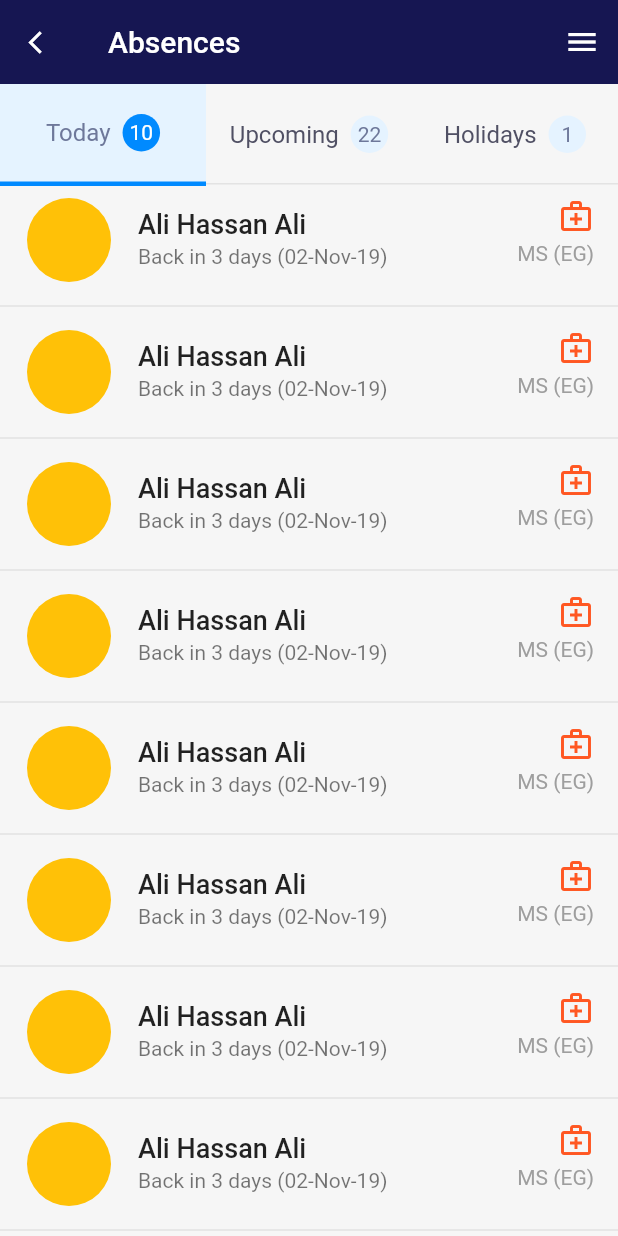
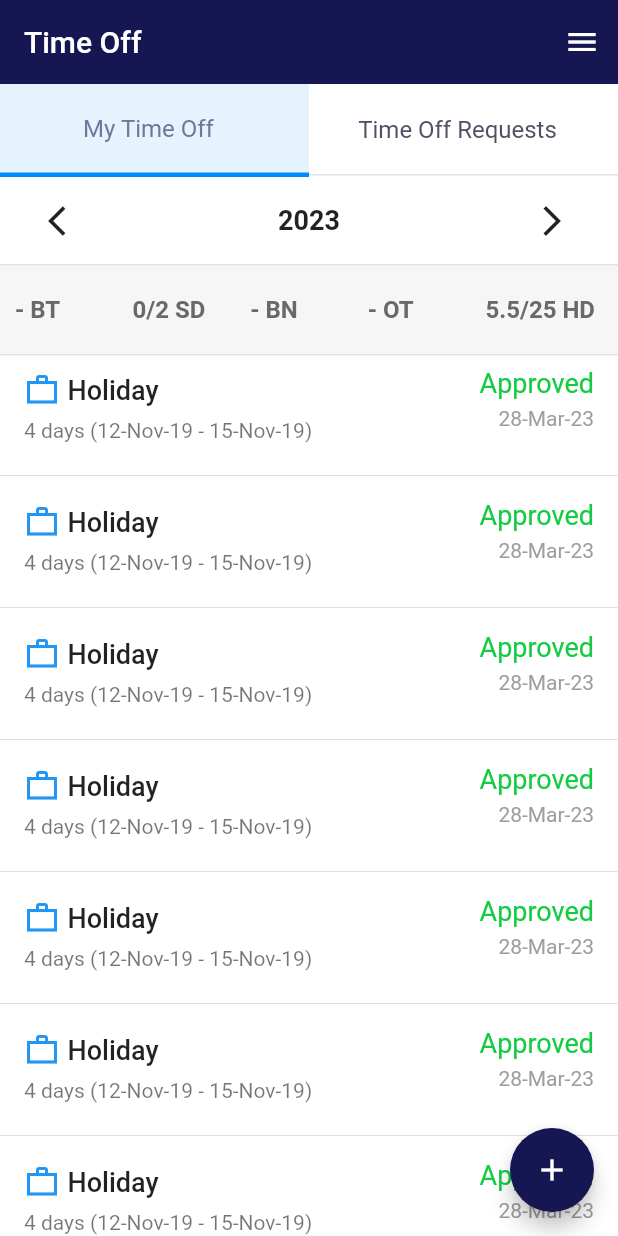
Before and after one commit to HarshsSharma/rc_ali, a Flutter app: the screen it shows after launch, on a phone screen of 412 x 824 dp. Run offline on Flutter 3.47's test engine with Material 2 defaults, Android fonts, the phone set to English and light mode, and no system bars; our stand-ins replace flutter_slidable, internet_connection_checker.

Commit message:
time off

```diff
--- a/phone_log/lib/core/components/tap_bar.dart
+++ b/phone_log/lib/core/components/tap_bar.dart
@@ -55,6 +55,7 @@ class _CustomTapBarState extends State<CustomTapBar> {
                               fontSize: 16),
                         ),
                         const SizedBox(width: 8),
+                        if (e.count != null)
                           Container(
                             alignment: Alignment.center,
                             decoration: BoxDecoration(
@@ -67,7 +68,8 @@ class _CustomTapBarState extends State<CustomTapBar> {
                             child: Text(
                               e.count.toString(),
                               style: TextStyle(
-                                color: _isSelected == widget.children.indexOf(e)
+                                  color:
+                                      _isSelected == widget.children.indexOf(e)
                                           ? Colors.white
                                           : const Color(0xff6E789A)),
                             ),
@@ -82,7 +84,7 @@ class _CustomTapBarState extends State<CustomTapBar> {
 
 class TabBarItem {
   final String label;
-  final int count;
+  final int? count;
 
-  TabBarItem(this.label, this.count);
+  TabBarItem({required this.label, this.count});
 }
--- a/phone_log/lib/individual_pages/time_tracking/view/absense.dart
+++ b/phone_log/lib/individual_pages/time_tracking/view/absense.dart
@@ -1,8 +1,6 @@
 import 'dart:developer';
 
 import 'package:flutter/material.dart';
-import 'package:flutter/src/widgets/framework.dart';
-import 'package:flutter/src/widgets/placeholder.dart';
 import 'package:phone_log/core/components/tap_bar.dart';
 import 'package:phone_log/individual_pages/time_tracking/view/widget/absence_item.dart';
 
@@ -19,7 +17,7 @@ class AbsenseScreen extends StatelessWidget {
         toolbarHeight: kToolbarHeight,
         leading: IconButton(
           onPressed: () {},
-          icon: Icon(
+          icon: const Icon(
             Icons.arrow_back_ios,
             size: 18,
           ),
@@ -31,9 +29,9 @@ class AbsenseScreen extends StatelessWidget {
         children: [
           CustomTapBar(
             children: [
-              TabBarItem('Today', 10),
-              TabBarItem('Upcoming', 22),
-              TabBarItem('Holidays', 1),
+              TabBarItem(label: 'Today', count: 10),
+              TabBarItem(label: 'Upcoming', count: 22),
+              TabBarItem(label: 'Holidays', count: 1),
             ],
             onChanged: (value) {
               log(value.toString());
@@ -42,10 +40,10 @@ class AbsenseScreen extends StatelessWidget {
           Expanded(
               child: ListView.separated(
                   itemBuilder: (context, index) {
-                    return AbsenceItem();
+                    return const AbsenceItem();
                   },
                   separatorBuilder: (context, index) {
-                    return Divider();
+                    return const Divider();
                   },
                   itemCount: 20))
         ],
--- a/phone_log/lib/individual_pages/time_tracking/view/add_entry_views/entity_options.dart
+++ b/phone_log/lib/individual_pages/time_tracking/view/add_entry_views/entity_options.dart
@@ -30,7 +30,7 @@ class EntryOptions extends StatelessWidget {
                                     .selectedRadio ==
                                 viewModel.entites.indexOf(e),
                             title: e),
-                        if (viewModel.entites.last != e) Divider()
+                        if (viewModel.entites.last != e) const Divider()
                       ],
                     ),
                   ))
--- a/phone_log/lib/individual_pages/time_tracking/view/dashboard.dart
+++ b/phone_log/lib/individual_pages/time_tracking/view/dashboard.dart
@@ -3,7 +3,6 @@ import 'package:flutter_slidable/flutter_slidable.dart';
 import 'package:phone_log/individual_pages/time_tracking/controller/dashboard_controller.dart';
 import 'package:provider/provider.dart';
 
-import '../../../core/constant/app_colors.dart';
 import '../../../core/extinsions/media_query.dart';
 
 class DashBoard extends StatelessWidget {
@@ -38,7 +37,7 @@ class DashBoard extends StatelessWidget {
                         SlidableAction(
                           onPressed: (context) {},
                           backgroundColor: Colors.transparent,
-                          foregroundColor: Color.fromARGB(255, 19, 23, 30),
+                          foregroundColor: const Color.fromARGB(255, 19, 23, 30),
                           icon: Icons.tune_outlined,
                         ),
                       ],
@@ -147,7 +146,7 @@ class DashBoard extends StatelessWidget {
                       SlidableAction(
                         onPressed: (context) {},
                         backgroundColor: Colors.transparent,
-                        foregroundColor: Color.fromARGB(255, 19, 23, 30),
+                        foregroundColor: const Color.fromARGB(255, 19, 23, 30),
                         icon: Icons.tune,
                       ),
                     ],
--- /dev/null
+++ b/phone_log/lib/individual_pages/time_tracking/view/time_off.dart
@@ -0,0 +1,124 @@
+import 'package:flutter/material.dart';
+import 'package:phone_log/core/components/tap_bar.dart';
+import 'package:phone_log/individual_pages/time_tracking/view/add_time_off.dart';
+import 'package:phone_log/individual_pages/time_tracking/view/time_off_req.dart';
+import 'package:phone_log/individual_pages/time_tracking/view/widget/absence_item.dart';
+import 'package:phone_log/individual_pages/time_tracking/view/widget/time_off_item.dart';
+
+class TimeOff extends StatefulWidget {
+  const TimeOff({super.key});
+
+  @override
+  State<TimeOff> createState() => _TimeOffState();
+}
+
+class _TimeOffState extends State<TimeOff> {
+  int tab = 0;
+  @override
+  Widget build(BuildContext context) {
+    return Scaffold(
+      backgroundColor: Colors.white,
+      appBar: AppBar(
+        backgroundColor: const Color(0xff161652),
+        toolbarHeight: kToolbarHeight,
+        title: const Text('Time Off'),
+        actions: [IconButton(onPressed: () {}, icon: const Icon(Icons.menu))],
+      ),
+      body: Column(
+        children: [
+          CustomTapBar(
+            children: [
+              TabBarItem(label: 'My Time Off'),
+              TabBarItem(label: 'Time Off Requests'),
+            ],
+            onChanged: (value) {
+              setState(() {
+                tab = value;
+              });
+            },
+          ),
+          if (tab == 0)
+            Container(
+              color: Colors.white,
+              padding: const EdgeInsets.symmetric(horizontal: 20, vertical: 5),
+              child: Row(
+                mainAxisAlignment: MainAxisAlignment.spaceBetween,
+                children: [
+                  IconButton(
+                    icon: const Icon(Icons.arrow_back_ios),
+                    onPressed: () {},
+                  ),
+                  const Text(
+                    '2023',
+                    style: TextStyle(
+                        fontSize: 18, fontWeight: FontWeight.bold),
+                  ),
+                  IconButton(
+                      icon: const Icon(Icons.arrow_forward_ios),
+                      onPressed: () {}),
+                ],
+              ),
+            ),
+          if (tab == 0)
+            Container(
+              decoration: const BoxDecoration(
+                  color: Color(0xffF6F6F6),
+                  border: Border.symmetric(
+                      horizontal: BorderSide(color: Color(0xffE3E3E3)))),
+              padding: const EdgeInsets.symmetric(vertical: 20, horizontal: 10),
+              child: Row(
+                children: holidayTypes
+                    .map((e) => Expanded(
+                            child: Text(
+                          e,
+                          style: const TextStyle(
+                              fontSize: 16,
+                              color: Color(0xff676A6C),
+                              fontWeight: FontWeight.bold),
+                        )))
+                    .toList(),
+              ),
+            ),
+          Expanded(
+              child: ListView.separated(
+                  itemBuilder: (context, index) {
+                    return tab == 0
+                        ? const TimeOffItem()
+                        : AbsenceItem(
+                            onTap: () => Navigator.push(
+                                context,
+                                MaterialPageRoute(
+                                  builder: (context) => const TimeOffRequests(),
+                                )),
+                          );
+                  },
+                  separatorBuilder: (context, index) {
+                    return const Divider();
+                  },
+                  itemCount: 20))
+        ],
+      ),
+      floatingActionButton: tab == 0
+          ? FloatingActionButton(
+              onPressed: () {
+                Navigator.push(
+                    context,
+                    MaterialPageRoute(
+                      builder: (context) => const AddTimeOff(),
+                    ));
+              },
+              backgroundColor: const Color(0xff161652),
+              child: const Icon(Icons.add),
+            )
+          : null,
+    );
+  }
+}
+
+List<String> holidayTypes = [
+  '- BT',
+  '0/2 SD',
+  '- BN',
+  '- OT',
+  '5.5/25 HD',
+];
--- a/phone_log/lib/individual_pages/time_tracking/view/widget/absence_item.dart
+++ b/phone_log/lib/individual_pages/time_tracking/view/widget/absence_item.dart
@@ -1,13 +1,13 @@
 import 'package:flutter/material.dart';
-import 'package:flutter/src/widgets/framework.dart';
-import 'package:flutter/src/widgets/placeholder.dart';
 
 class AbsenceItem extends StatelessWidget {
-  const AbsenceItem({super.key});
+  final VoidCallback? onTap;
+  const AbsenceItem({super.key, this.onTap});
 
   @override
   Widget build(BuildContext context) {
     return ListTile(
+      onTap: onTap,
       leading: const CircleAvatar(
         radius: 30,
         backgroundColor: Colors.amber,
--- /dev/null
+++ b/phone_log/lib/individual_pages/time_tracking/view/widget/time_off_item.dart
@@ -0,0 +1,50 @@
+import 'package:flutter/material.dart';
+import 'package:phone_log/individual_pages/time_tracking/view/time_off_details.dart';
+
+class TimeOffItem extends StatelessWidget {
+  const TimeOffItem({super.key});
+
+  @override
+  Widget build(BuildContext context) {
+    return ListTile(
+      onTap: () {
+        Navigator.push(
+            context,
+            MaterialPageRoute(
+              builder: (context) => const TimeOffDetails(),
+            ));
+      },
+      title: Row(
+        children: const [
+          Icon(
+            Icons.work_outline_sharp,
+            color: Colors.blue,
+          ),
+          SizedBox(width: 5),
+          Text(
+            'Holiday',
+            style: TextStyle(fontSize: 18, fontWeight: FontWeight.w500),
+          ),
+        ],
+      ),
+      subtitle: const Text(
+        '4 days (12-Nov-19 - 15-Nov-19)',
+        style: TextStyle(fontSize: 14, height: 1.8),
+      ),
+      trailing: Column(
+        crossAxisAlignment: CrossAxisAlignment.end,
+        children: const [
+          Text(
+            'Approved',
+            style: TextStyle(color: Color(0xff14CB43), fontSize: 18),
+          ),
+          SizedBox(height: 5),
+          Text(
+            '28-Mar-23',
+            style: TextStyle(color: Colors.grey),
+          ),
+        ],
+      ),
+    );
+  }
+}
--- a/phone_log/lib/main.dart
+++ b/phone_log/lib/main.dart
@@ -5,12 +5,10 @@ import 'package:phone_log/core/constant/app_colors.dart';
 import 'package:phone_log/core/router.dart';
 import 'package:phone_log/individual_pages/time_tracking/controller/dashboard_controller.dart';
 import 'package:phone_log/individual_pages/time_tracking/controller/time_tracking_controller.dart';
-import 'package:phone_log/individual_pages/time_tracking/view/absense.dart';
+import 'package:phone_log/individual_pages/time_tracking/view/time_off.dart';
 import 'package:provider/provider.dart';
 
 import 'individual_pages/time_tracking/controller/authController.dart';
-import 'individual_pages/time_tracking/view/login_screen.dart';
-import 'individual_pages/time_tracking/view/time_tracking.dart';
 
 void main() async {
   WidgetsFlutterBinding.ensureInitialized();
@@ -58,8 +56,9 @@ class MyApp extends StatelessWidget {
           scaffoldBackgroundColor: AppColors.scaffoldBG,
           primarySwatch: Colors.blue,
         ),
+        home: const TimeOff(),
         //home: const TimeTracking(),
-        home: AbsenseScreen(),
+        //home: AbsenseScreen(),
         //home: const LoginScreen(),
         // onGenerateRoute: appRouter.onGenerateRoute,
       ),
```
Also changed, not shown: phone_log/lib/individual_pages/time_tracking/view/add_time_off.dart (added, +186 -0 lines), phone_log/lib/individual_pages/time_tracking/view/remove_request.dart (added, +60 -0 lines), phone_log/lib/individual_pages/time_tracking/view/time_off_details.dart (added, +97 -0 lines), phone_log/lib/individual_pages/time_tracking/view/time_off_req.dart (added, +120 -0 lines), phone_log/lib/individual_pages/time_tracking/view/widget/details_item.dart (added, +63 -0 lines). Lines whose indentation alone changed are shown as unchanged.
